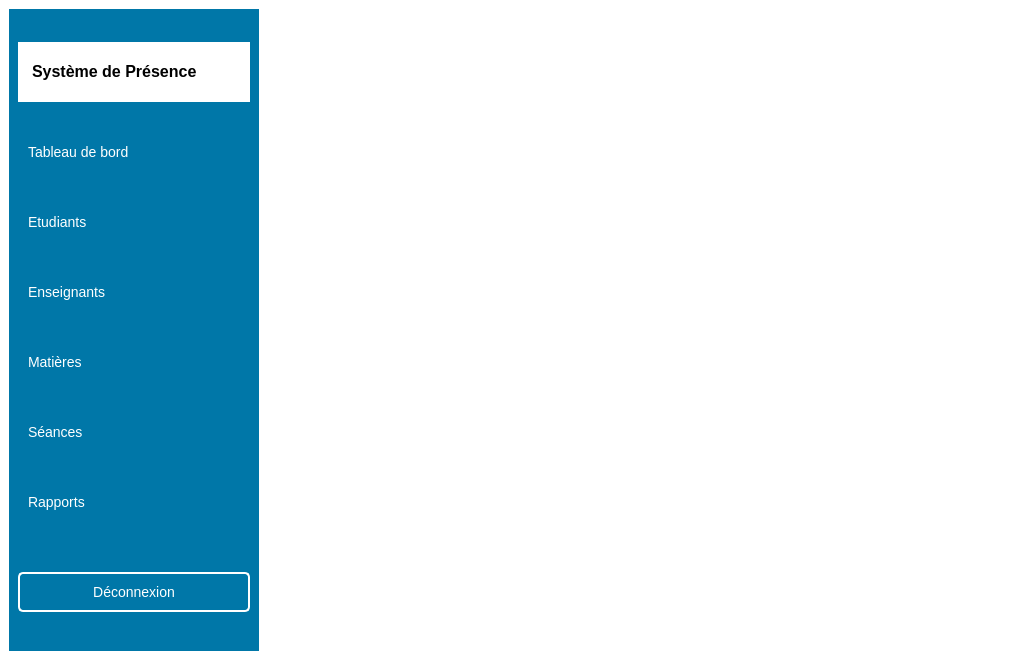
Above: mainwindow.ui from MENDRIKAVAMET/systeme-de-pr-sence before the change. Below: the same form after it.
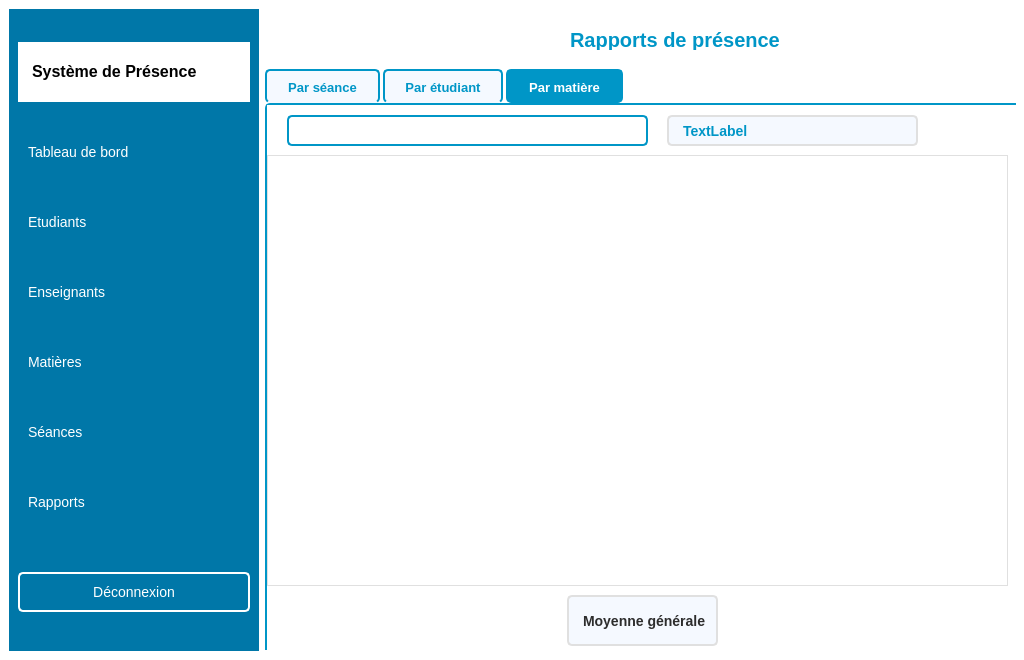
That is the form after the change. The open tabs and pages were chosen to show the change.

Patch:
```diff
--- a/mainwindow.ui
+++ b/mainwindow.ui
@@ -195,6 +195,97 @@
 /* Lignes alternées */
 QTableWidget::item:alternate {
     background-color: #F5F9FF;
+}
+
+/* Titre rapports */
+#label_titre_rapports {
+    color: #0096C7;
+    font-size: 20px;
+    font-weight: bold;
+    padding: 10px;
+}
+
+/* TabWidget */
+QTabWidget::pane {
+    border: 2px solid #0096C7;
+    border-radius: 5px;
+    background-color: #FFFFFF;
+}
+
+QTabWidget::tab-bar {
+    alignment: left;
+}
+
+QTabBar::tab {
+    background-color: #F5F9FF;
+    color: #0096C7;
+    border: 2px solid #0096C7;
+    border-bottom: none;
+    border-radius: 5px 5px 0 0;
+    padding: 8px 20px;
+    font-size: 13px;
+    font-weight: bold;
+    margin-right: 3px;
+}
+
+QTabBar::tab:selected {
+    background-color: #0096C7;
+    color: #FFFFFF;
+}
+
+QTabBar::tab:hover {
+    background-color: #0077A8;
+    color: #FFFFFF;
+}
+
+/* ComboBox rapports */
+#comboBox_seances, #comboBox_etudiants, #comboBox_matieres {
+    border: 2px solid #0096C7;
+    border-radius: 5px;
+    padding: 8px;
+    font-size: 14px;
+    color: #2D2D2D;
+    background-color: #FFFFFF;
+}
+
+#comboBox_seances:focus, #comboBox_etudiants:focus, #comboBox_matieres:focus {
+    border: 2px solid #0077A8;
+}
+
+#comboBox_seances::drop-down, #comboBox_etudiants::drop-down, #comboBox_matieres::drop-down {
+    border: none;
+    width: 30px;
+}
+
+#comboBox_seances QAbstractItemView,
+#comboBox_etudiants QAbstractItemView,
+#comboBox_matieres QAbstractItemView {
+    border: 2px solid #0096C7;
+    background-color: #FFFFFF;
+    selection-background-color: #0096C7;
+    selection-color: #FFFFFF;
+}
+
+/* Labels info */
+#label_info_seance, #label_info_etudiant, #label_info_matiere {
+    color: #0096C7;
+    font-size: 14px;
+    font-weight: bold;
+    padding: 8px 10px;
+    border: 2px solid #E0E0E0;
+    border-radius: 5px;
+    background-color: #F5F9FF;
+}
+
+/* Labels stats */
+#label_stats_seance, #label_stats_etudiant, #label_stats_matiere {
+    color: #2D2D2D;
+    font-size: 14px;
+    font-weight: bold;
+    padding: 8px 10px;
+    background-color: #F5F9FF;
+    border-radius: 5px;
+    border: 2px solid #E0E0E0;
 }</string>
   </property>
   <widget class="QWidget" name="centralwidget">
@@ -699,7 +790,197 @@
         </widget>
        </widget>
       </widget>
-      <widget class="QWidget" name="page_rapports"/>
+      <widget class="QWidget" name="page_rapports">
+       <widget class="QWidget" name="widget_rapports_content" native="true">
+        <property name="geometry">
+         <rect>
+          <x>0</x>
+          <y>0</y>
+          <width>751</width>
+          <height>641</height>
+         </rect>
+        </property>
+        <widget class="QLabel" name="label_titre_rapports">
+         <property name="geometry">
+          <rect>
+           <x>290</x>
+           <y>10</y>
+           <width>241</width>
+           <height>41</height>
+          </rect>
+         </property>
+         <property name="text">
+          <string>Rapports de présence</string>
+         </property>
+        </widget>
+        <widget class="QTabWidget" name="tabWidget">
+         <property name="geometry">
+          <rect>
+           <x>0</x>
+           <y>60</y>
+           <width>761</width>
+           <height>591</height>
+          </rect>
+         </property>
+         <property name="currentIndex">
+          <number>2</number>
+         </property>
+         <widget class="QWidget" name="tab_par_seance">
+          <attribute name="title">
+           <string>Par séance</string>
+          </attribute>
+          <widget class="QComboBox" name="comboBox_seances">
+           <property name="geometry">
+            <rect>
+             <x>10</x>
+             <y>10</y>
+             <width>341</width>
+             <height>26</height>
+            </rect>
+           </property>
+          </widget>
+          <widget class="QLabel" name="label_info_seance">
+           <property name="geometry">
+            <rect>
+             <x>370</x>
+             <y>10</y>
+             <width>361</width>
+             <height>31</height>
+            </rect>
+           </property>
+           <property name="text">
+            <string>TextLabel</string>
+           </property>
+          </widget>
+          <widget class="QTableWidget" name="table_rapport_seance">
+           <property name="geometry">
+            <rect>
+             <x>10</x>
+             <y>61</y>
+             <width>731</width>
+             <height>461</height>
+            </rect>
+           </property>
+          </widget>
+          <widget class="QLabel" name="label_stats_seance">
+           <property name="geometry">
+            <rect>
+             <x>280</x>
+             <y>540</y>
+             <width>191</width>
+             <height>20</height>
+            </rect>
+           </property>
+           <property name="text">
+            <string>X présents / Y étudiants</string>
+           </property>
+          </widget>
+         </widget>
+         <widget class="QWidget" name="tab_par_etudiant">
+          <attribute name="title">
+           <string>Par étudiant</string>
+          </attribute>
+          <widget class="QComboBox" name="comboBox_etudiants">
+           <property name="geometry">
+            <rect>
+             <x>100</x>
+             <y>10</y>
+             <width>281</width>
+             <height>26</height>
+            </rect>
+           </property>
+          </widget>
+          <widget class="QTableWidget" name="table_rapport_etudiant">
+           <property name="geometry">
+            <rect>
+             <x>0</x>
+             <y>40</y>
+             <width>741</width>
+             <height>491</height>
+            </rect>
+           </property>
+          </widget>
+          <widget class="QLabel" name="label_status_etudiant">
+           <property name="geometry">
+            <rect>
+             <x>300</x>
+             <y>550</y>
+             <width>161</width>
+             <height>20</height>
+            </rect>
+           </property>
+           <property name="text">
+            <string>Taux de présence global</string>
+           </property>
+          </widget>
+          <widget class="QLabel" name="label_info_etudiant">
+           <property name="geometry">
+            <rect>
+             <x>400</x>
+             <y>10</y>
+             <width>291</width>
+             <height>21</height>
+            </rect>
+           </property>
+           <property name="text">
+            <string>TextLabel</string>
+           </property>
+          </widget>
+         </widget>
+         <widget class="QWidget" name="tab_par_matiere">
+          <attribute name="title">
+           <string>Par matière</string>
+          </attribute>
+          <widget class="QComboBox" name="comboBox_matieres">
+           <property name="geometry">
+            <rect>
+             <x>20</x>
+             <y>10</y>
+             <width>361</width>
+             <height>31</height>
+            </rect>
+           </property>
+          </widget>
+          <widget class="QTableWidget" name="table_rapport_matiere">
+           <property name="geometry">
+            <rect>
+             <x>0</x>
+             <y>50</y>
+             <width>741</width>
+             <height>431</height>
+            </rect>
+           </property>
+          </widget>
+          <widget class="QLabel" name="label_stats_matiere">
+           <property name="geometry">
+            <rect>
+             <x>300</x>
+             <y>490</y>
+             <width>151</width>
+             <height>51</height>
+            </rect>
+           </property>
+           <property name="text">
+            <string>Moyenne générale</string>
+           </property>
+          </widget>
+          <widget class="QLabel" name="label_info_matiere">
+           <property name="geometry">
+            <rect>
+             <x>400</x>
+             <y>10</y>
+             <width>251</width>
+             <height>31</height>
+            </rect>
+           </property>
+           <property name="text">
+            <string>TextLabel</string>
+           </property>
+          </widget>
+         </widget>
+        </widget>
+       </widget>
+      </widget>
       <widget class="QWidget" name="page_matieres">
        <widget class="QWidget" name="widget_matieres_content" native="true">
         <property name="geometry">
```
Left out of the diff: 2 changed lines with no effect on the pictures.
